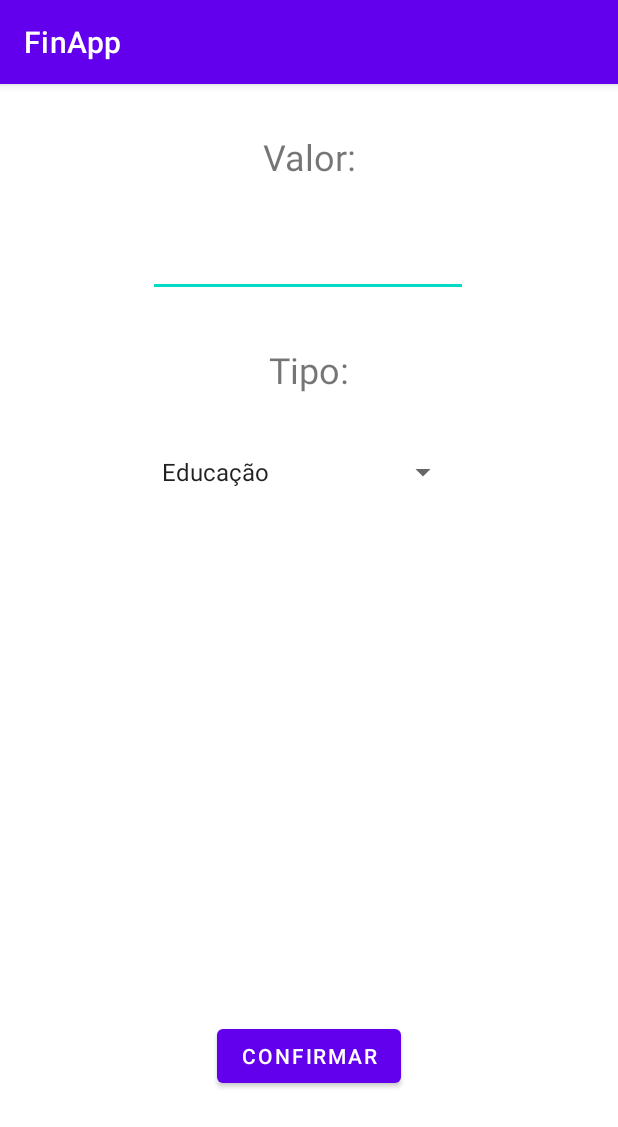
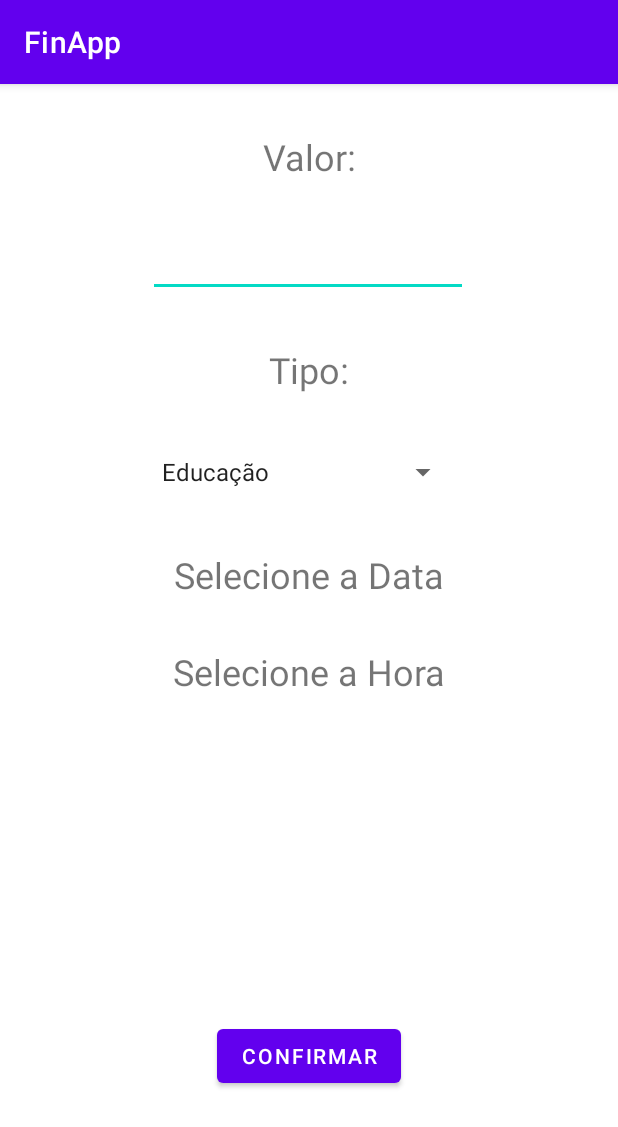
Before and after one commit to carlosmeds/FinApp, an Android app: the AddTransactionActivity screen opened directly, with no data from a screen before it, on a phone screen of 412 x 824 dp. Shown: the top 1127 px of the screen. Run offline under Robolectric (Android 15) with nearby library versions, the phone set to English and light mode, and no system bars.

Commit message:
Data e Hora funcionando no cadastro.

```diff
--- a/app/src/main/java/br/ufpr/tads/finapp/helper/TransactionDAO.java
+++ b/app/src/main/java/br/ufpr/tads/finapp/helper/TransactionDAO.java
@@ -32,7 +32,7 @@ public class TransactionDAO {
         ContentValues values = new ContentValues();
         values.put("value",transaction.getTransactionValue());
 
-        SimpleDateFormat simpleDateFormat = new SimpleDateFormat(pattern);
+        SimpleDateFormat simpleDateFormat = new SimpleDateFormat(pattern, Locale.ENGLISH);
         String stringDate = simpleDateFormat.format(transaction.getTransactionDate());
         values.put("date",stringDate);
         values.put("transactionTypeId", transaction.getTransactionType().getId());
@@ -115,11 +115,12 @@ public class TransactionDAO {
             Long transactionId = cursor.getLong(cursor.getColumnIndex("id"));
             Double transactionValue = cursor.getDouble(cursor.getColumnIndex("value"));
             String transactionDateString = cursor.getString(cursor.getColumnIndex("date"));
+
             Date transactionDate = format.parse(transactionDateString);
             Long transactionType = cursor.getLong(cursor.getColumnIndex("transactionTypeId"));
             TransactionType type =  transactionTypeDAO.getTypeById(transactionType);
 
-            Log.i("data", transactionDateString);
+            Log.i("data", transactionDateString + " ---> " + transactionDateString);
 
             t.setId(transactionId);
             t.setTransactionValue(transactionValue);
--- a/app/src/main/res/layout/activity_add_transaction.xml
+++ b/app/src/main/res/layout/activity_add_transaction.xml
@@ -4,6 +4,7 @@
     xmlns:tools="http://schemas.android.com/tools"
     android:layout_width="match_parent"
     android:layout_height="match_parent"
+    android:onClick="showDatePickerDialog"
     tools:context=".activity.AddTransactionActivity">
 
     <TextView
@@ -65,4 +66,28 @@
         app:layout_constraintEnd_toEndOf="parent"
         app:layout_constraintStart_toStartOf="parent" />
 
+    <TextView
+        android:id="@+id/dateTransaction"
+        android:layout_width="wrap_content"
+        android:layout_height="wrap_content"
+        android:layout_marginTop="32dp"
+        android:text="Selecione a Data"
+        android:textAlignment="center"
+        android:textSize="24sp"
+        app:layout_constraintEnd_toEndOf="parent"
+        app:layout_constraintStart_toStartOf="parent"
+        app:layout_constraintTop_toBottomOf="@+id/spinnerTransactionType" />
+
+    <TextView
+        android:id="@+id/hourTransaction"
+        android:layout_width="wrap_content"
+        android:layout_height="wrap_content"
+        android:layout_marginTop="32dp"
+        android:text="Selecione a Hora"
+        android:textAlignment="center"
+        android:textSize="24sp"
+        app:layout_constraintEnd_toEndOf="parent"
+        app:layout_constraintStart_toStartOf="parent"
+        app:layout_constraintTop_toBottomOf="@+id/dateTransaction" />
+
 </androidx.constraintlayout.widget.ConstraintLayout>
```
Also changed, not shown: app/src/main/java/br/ufpr/tads/finapp/activity/AddTransactionActivity.java (+59 -14 lines), app/src/main/java/br/ufpr/tads/finapp/helper/DatePickerFragment.java (added, +42 -0 lines), app/src/main/java/br/ufpr/tads/finapp/helper/TimePickerFragment.java (added, +41 -0 lines).
